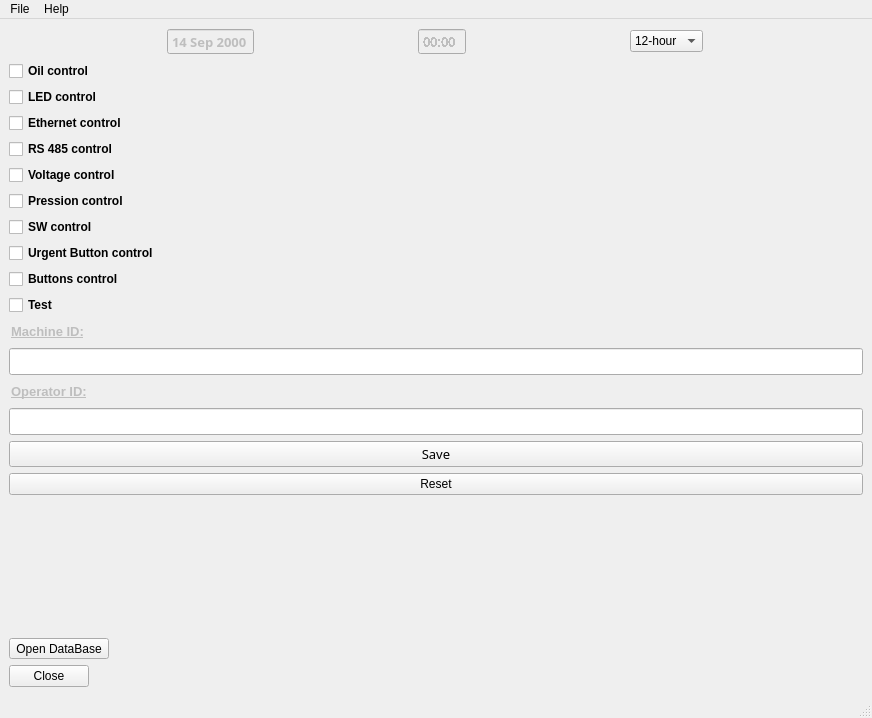
Before: the Qt Designer form QMachine_Check_Up/machinehealth.ui in CppProgrammer23/QtProjects, drawn with Qt 5.
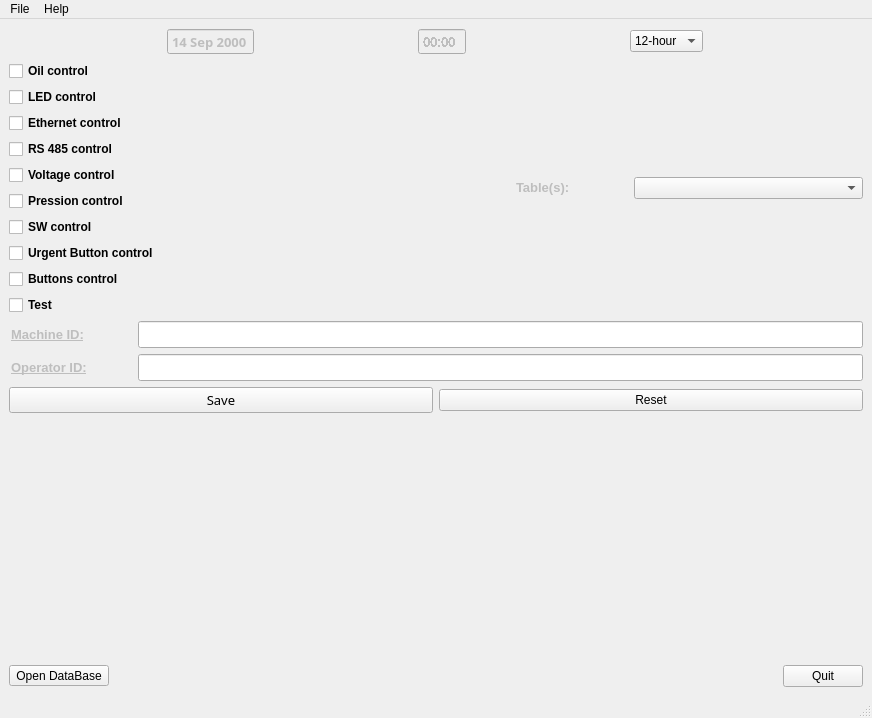
After: the same form once the commit is applied.

Patch:
```diff
--- a/QMachine_Check_Up/machinehealth.ui
+++ b/QMachine_Check_Up/machinehealth.ui
@@ -13,6 +13,9 @@
   <property name="windowTitle">
    <string>Machine Check-Up</string>
   </property>
+  <property name="styleSheet">
+   <string notr="true"/>
+  </property>
   <property name="documentMode">
    <bool>false</bool>
   </property>
@@ -20,7 +23,7 @@
    <enum>QTabWidget::Rounded</enum>
   </property>
   <widget class="QWidget" name="centralwidget">
-   <layout class="QVBoxLayout" name="verticalLayout">
+   <layout class="QVBoxLayout" name="verticalLayout_2">
     <item>
      <layout class="QHBoxLayout" name="horizontalLayout">
       <item>
@@ -128,6 +131,10 @@
      </layout>
     </item>
     <item>
+     <layout class="QHBoxLayout" name="horizontalLayout_7">
+      <item>
+       <layout class="QVBoxLayout" name="verticalLayout">
+        <item>
      <widget class="QCheckBox" name="checkBox_Oil">
       <property name="font">
        <font>
@@ -267,6 +274,52 @@
       </property>
      </widget>
     </item>
+       </layout>
+      </item>
+      <item>
+       <spacer name="horizontalSpacer_2">
+        <property name="orientation">
+         <enum>Qt::Horizontal</enum>
+        </property>
+        <property name="sizeHint" stdset="0">
+         <size>
+          <width>268</width>
+          <height>20</height>
+         </size>
+        </property>
+       </spacer>
+      </item>
+      <item>
+       <layout class="QHBoxLayout" name="horizontalLayout_6" stretch="1,2">
+        <item>
+         <widget class="QLineEdit" name="lineEdit_Table">
+          <property name="enabled">
+           <bool>false</bool>
+          </property>
+          <property name="font">
+           <font>
+            <pointsize>10</pointsize>
+            <weight>75</weight>
+            <bold>true</bold>
+           </font>
+          </property>
+          <property name="text">
+           <string>Table(s):</string>
+          </property>
+          <property name="frame">
+           <bool>false</bool>
+          </property>
+         </widget>
+        </item>
+        <item>
+         <widget class="QComboBox" name="combo_Table"/>
+        </item>
+       </layout>
+      </item>
+     </layout>
+    </item>
+    <item>
+     <layout class="QHBoxLayout" name="horizontalLayout_2">
     <item>
      <widget class="QLineEdit" name="lineEdit_ID">
       <property name="enabled">
@@ -313,6 +366,10 @@
       </property>
      </widget>
     </item>
+     </layout>
+    </item>
+    <item>
+     <layout class="QHBoxLayout" name="horizontalLayout_3">
     <item>
      <widget class="QLineEdit" name="lineEdit_op_ID">
       <property name="enabled">
@@ -349,6 +406,10 @@
       </property>
      </widget>
     </item>
+     </layout>
+    </item>
+    <item>
+     <layout class="QHBoxLayout" name="horizontalLayout_4">
     <item>
      <widget class="QPushButton" name="pushButton_save">
       <property name="font">
@@ -375,6 +436,8 @@
       </property>
      </widget>
     </item>
+     </layout>
+    </item>
     <item>
      <widget class="QLabel" name="label">
       <property name="font">
@@ -390,12 +453,27 @@
      </widget>
     </item>
     <item>
+     <layout class="QHBoxLayout" name="horizontalLayout_5">
+      <item>
      <widget class="QToolButton" name="database_button">
       <property name="text">
        <string>Open DataBase</string>
       </property>
      </widget>
     </item>
+      <item>
+       <spacer name="horizontalSpacer">
+        <property name="orientation">
+         <enum>Qt::Horizontal</enum>
+        </property>
+        <property name="sizeHint" stdset="0">
+         <size>
+          <width>508</width>
+          <height>20</height>
+         </size>
+        </property>
+       </spacer>
+      </item>
     <item>
      <widget class="QPushButton" name="pushButton">
       <property name="sizePolicy">
@@ -405,9 +483,11 @@
        </sizepolicy>
       </property>
       <property name="text">
-       <string>Close</string>
-      </property>
-     </widget>
+         <string>Quit</string>
+        </property>
+       </widget>
+      </item>
+     </layout>
     </item>
    </layout>
   </widget>
```
Left out of the diff: 28 changed lines with no effect on the pictures. Lines whose indentation alone changed are shown as unchanged.
